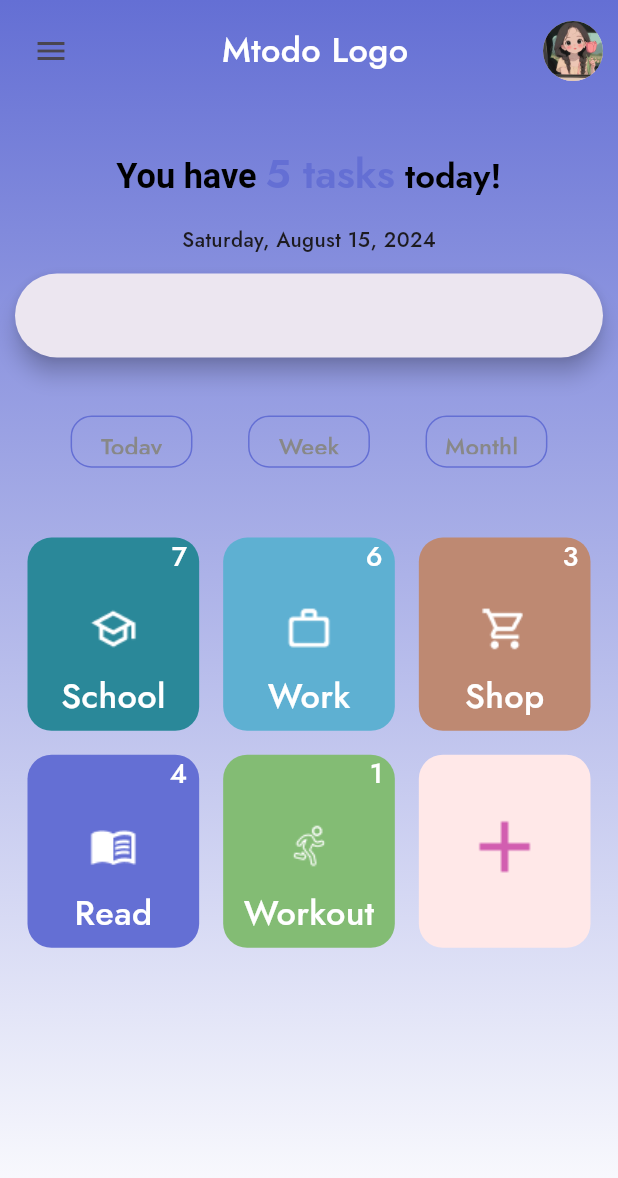
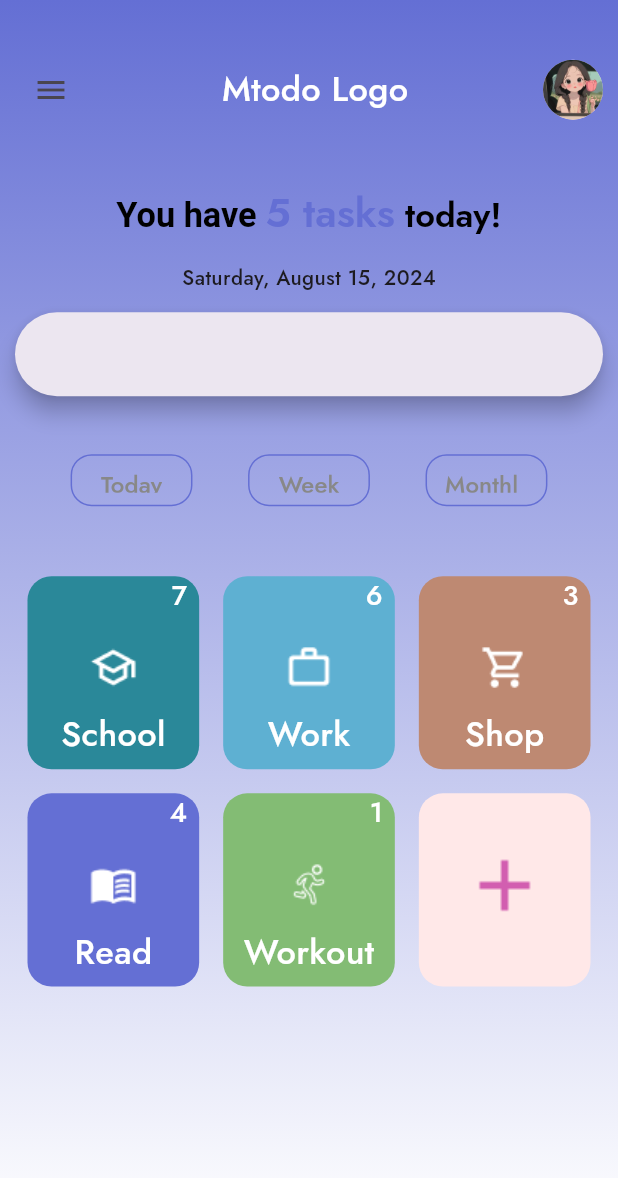
Before and after one commit to wajehafatima/new_project, a Flutter app: the screen it shows after launch, on a phone screen of 412 x 824 dp. Shown: the top 1178 px of the screen. Run offline on Flutter 3.47's test engine with Material 3 defaults, Android fonts, the phone set to English and light mode, and no system bars; our stand-ins replace firebase_core, flutter_screenutil, google_fonts; accounts and stored records are empty.

Commit message:
Update homeView.dart

```diff
--- a/lib/src/view/homeView/homeView.dart
+++ b/lib/src/view/homeView/homeView.dart
@@ -94,7 +94,7 @@ class _HomeviewState extends State<Homeview> {
             Padding(
               padding: const EdgeInsets.all(10.0),
               child: Column(
-                children: [
+                children: [SizedBox(height: 20.h,),
                   // First Row
                   Row(
                     mainAxisAlignment: MainAxisAlignment.spaceBetween,
```
